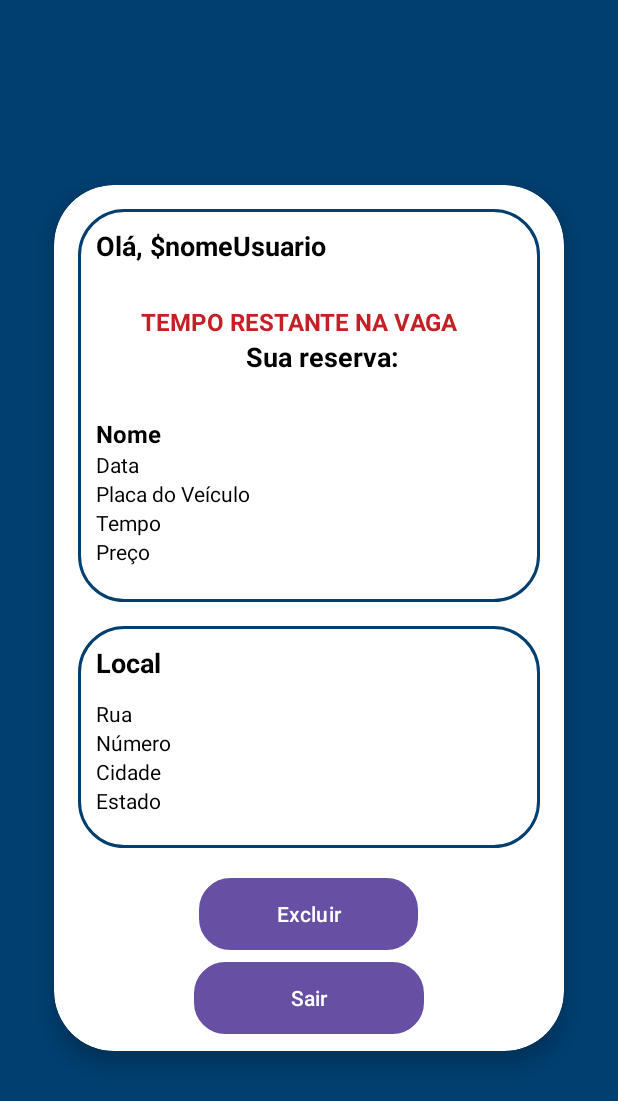
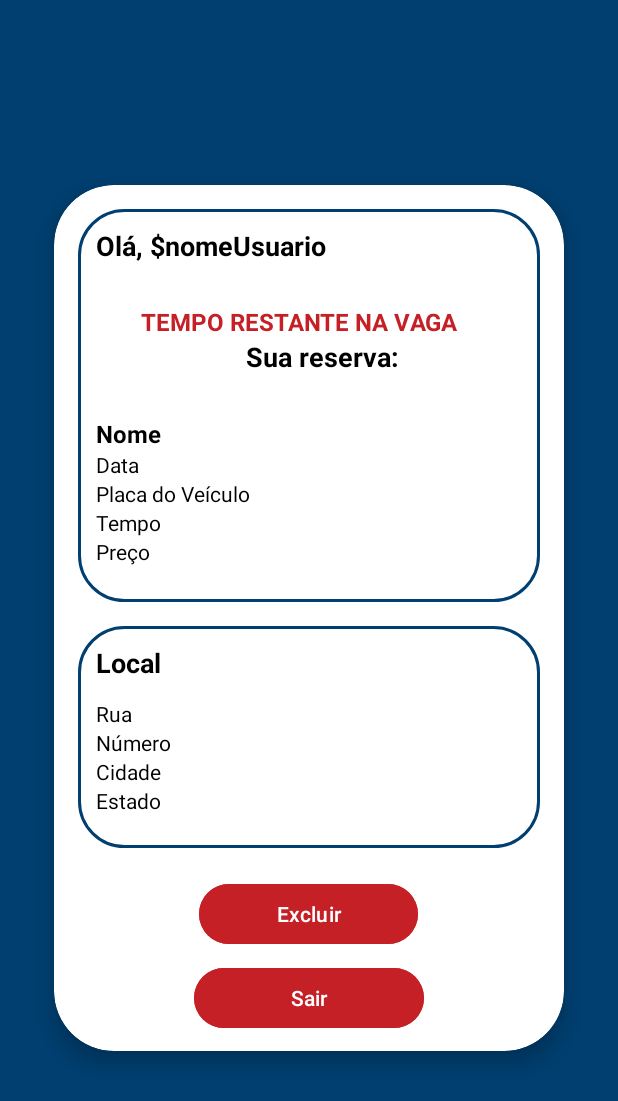
Before and after one commit to VitorMarvulle/GestaoEstacionamento, an Android app: the MotoristaCardActivity screen opened directly, with no data from a screen before it, on a phone screen of 412 x 824 dp. Shown: the top 1101 px of the screen. Run offline under Robolectric (Android 15) with nearby library versions, the phone set to English and light mode, and no system bars; our stand-ins replace Firebase (no records; nobody signed in at launch, a user with empty details on screens opened directly).

Commit message:
Ajuste nas activitys, login, motorista e item consulta

```diff
--- a/app/src/main/res/layout/activity_motorista_card.xml
+++ b/app/src/main/res/layout/activity_motorista_card.xml
@@ -177,10 +177,9 @@
                 android:layout_height="wrap_content"
                 android:layout_gravity="center_horizontal"
                 android:layout_marginTop="20dp"
-                android:background="@drawable/btn_excluir"
+                android:backgroundTint="@color/red1"
                 android:text="Excluir"
-                android:textColor="@android:color/white"
-                android:textColorLink="@color/red1" />
+                android:textColor="@color/white" />
 
             <Button
                 android:id="@+id/btnSair"
@@ -188,10 +187,9 @@
                 android:layout_height="wrap_content"
                 android:layout_gravity="center_horizontal"
                 android:layout_marginTop="8dp"
-                android:background="@drawable/btn_excluir"
+                android:backgroundTint="@color/red1"
                 android:text="Sair"
-                android:textColor="@android:color/white"
-                android:textColorLink="@color/red1" />
+                android:textColor="@android:color/white" />
 
         </LinearLayout>
 
--- a/app/src/main/res/layout/item_consulta.xml
+++ b/app/src/main/res/layout/item_consulta.xml
@@ -177,7 +177,7 @@
                 android:layout_height="wrap_content"
                 android:layout_gravity="center_horizontal"
                 android:layout_marginTop="8dp"
-                android:background="@drawable/btn_excluir"
+                android:backgroundTint="@color/red1"
                 android:text="Excluir"
                 android:textColor="@android:color/white"
                 android:textColorLink="@color/red1" />
```
Also changed, not shown: app/src/main/res/layout/activity_login_administrador.xml (+9 -5 lines).
